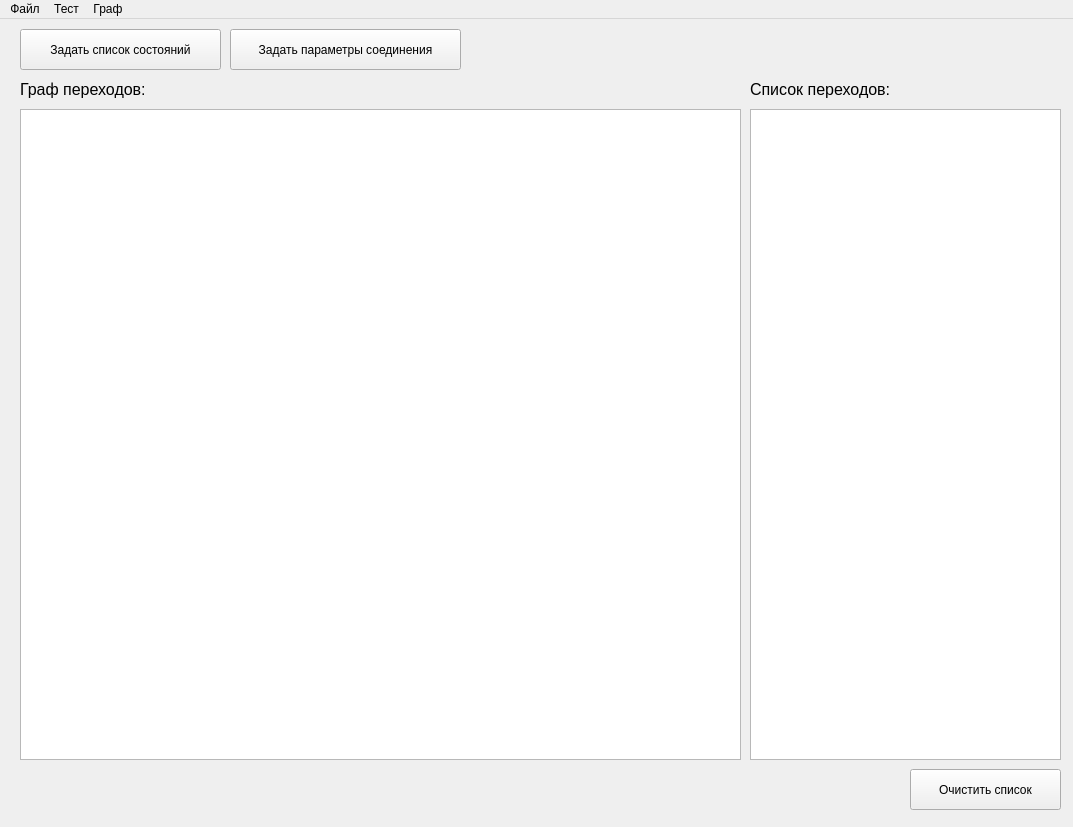
The window that mainwindow.ui (IrenPischulina/TestServer) describes before a commit, drawn with Qt 5.
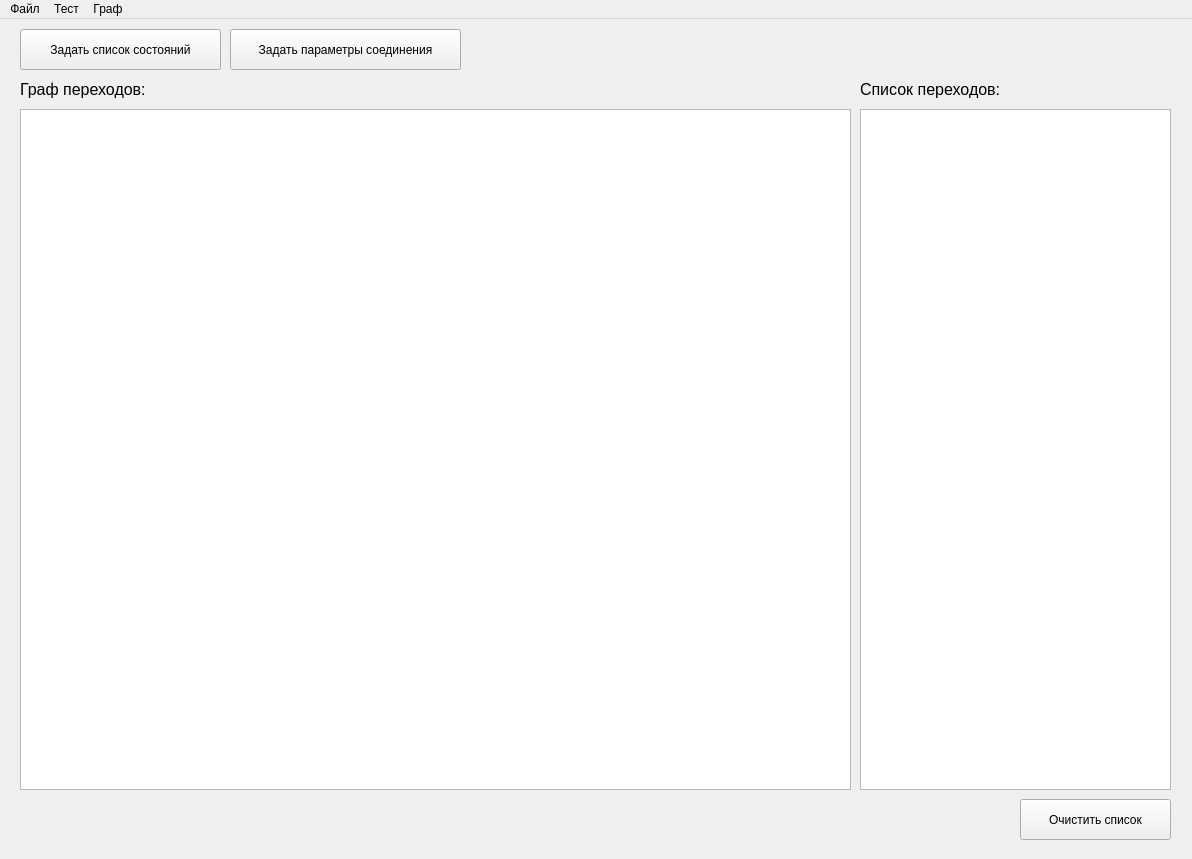
The same window after the commit.

Patch:
```diff
--- a/mainwindow.ui
+++ b/mainwindow.ui
@@ -6,8 +6,8 @@
    <rect>
     <x>0</x>
     <y>0</y>
-    <width>1073</width>
-    <height>827</height>
+    <width>1192</width>
+    <height>859</height>
    </rect>
   </property>
   <property name="windowTitle">
@@ -32,18 +32,18 @@
      <rect>
       <x>20</x>
       <y>90</y>
-      <width>721</width>
-      <height>651</height>
+      <width>831</width>
+      <height>681</height>
      </rect>
     </property>
    </widget>
    <widget class="QTextEdit" name="textEdit">
     <property name="geometry">
      <rect>
-      <x>750</x>
+      <x>860</x>
       <y>90</y>
       <width>311</width>
-      <height>651</height>
+      <height>681</height>
      </rect>
     </property>
    </widget>
@@ -81,7 +81,7 @@
    <widget class="QLabel" name="label_2">
     <property name="geometry">
      <rect>
-      <x>750</x>
+      <x>860</x>
       <y>60</y>
       <width>161</width>
       <height>21</height>
@@ -99,8 +99,8 @@
    <widget class="QPushButton" name="clearListButton">
     <property name="geometry">
      <rect>
-      <x>910</x>
-      <y>750</y>
+      <x>1020</x>
+      <y>780</y>
       <width>151</width>
       <height>41</height>
      </rect>
@@ -115,7 +115,7 @@
     <rect>
      <x>0</x>
      <y>0</y>
-     <width>1073</width>
+     <width>1192</width>
      <height>25</height>
     </rect>
    </property>
```
